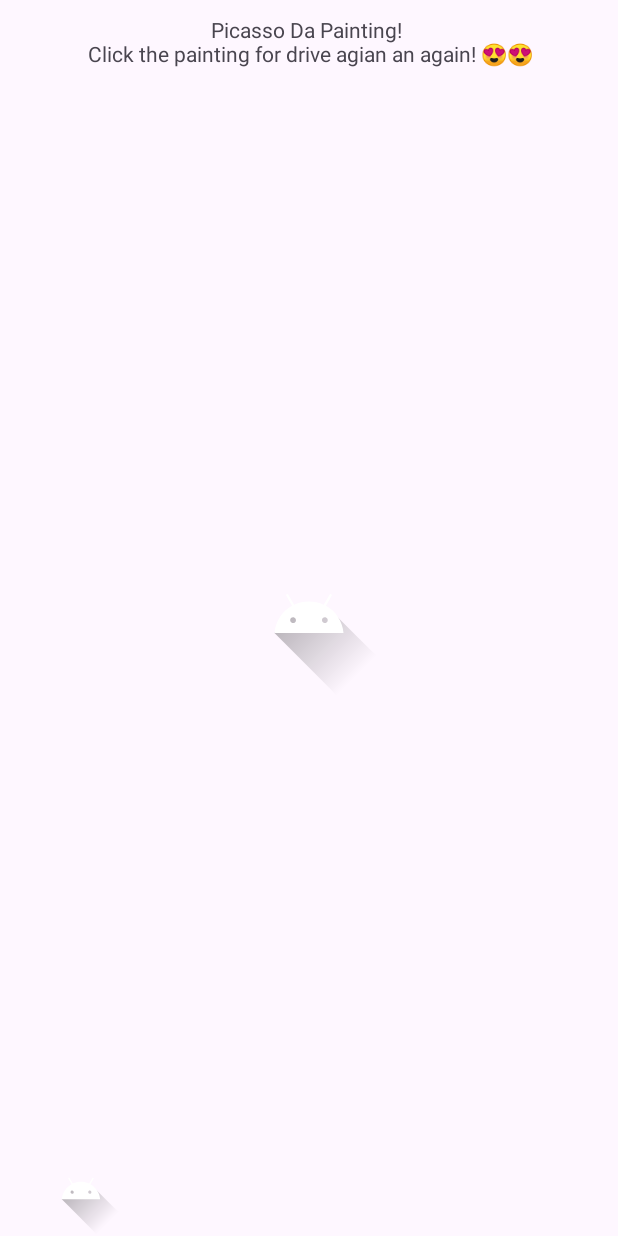
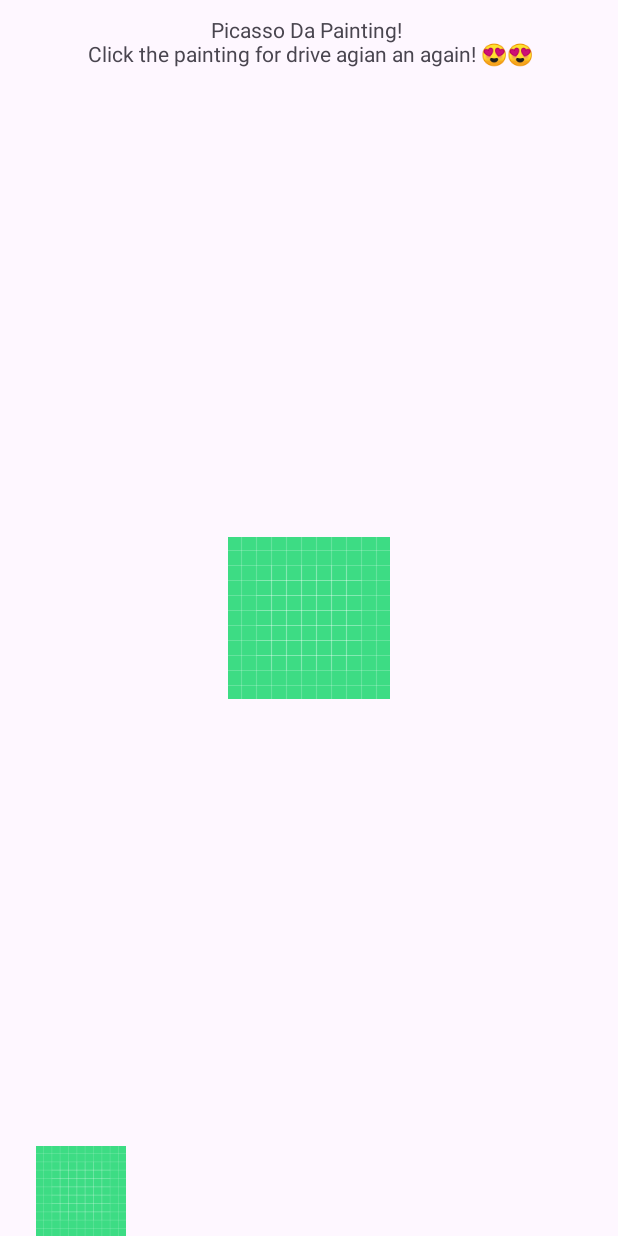
Before and after one commit to qdeskdev/HelloAndroid, an Android app: the screen it shows after launch (MainActivity), on a phone screen of 412 x 824 dp. Run offline under Robolectric (Android 15) with nearby library versions, the phone set to English and light mode, and no system bars; our stand-ins replace Picasso; libraries missing offline, so code that uses them is left out: com.qdesk.toasty; pictures from the network do not load; 7 statements that could not run were skipped.

```diff
--- a/app/build.gradle
+++ b/app/build.gradle
@@ -45,7 +45,7 @@ dependencies {
 
     implementation project(":myutils")
 
-    implementation 'com.github.qdeskdev:Android-Library:1.0'
+    implementation 'com.github.qdeskdev:Android-Library:1.0.2'
 
 
 }
--- a/app/src/main/AndroidManifest.xml
+++ b/app/src/main/AndroidManifest.xml
@@ -12,6 +12,7 @@
         android:label="@string/app_name"
         android:roundIcon="@mipmap/ic_launcher_round"
         android:supportsRtl="true"
+        android:networkSecurityConfig="@xml/network_security_config"
         android:theme="@style/Theme.HelloAndroid"
         tools:targetApi="31">
 
--- a/app/src/main/java/com/qdesk/helloandroid/MainActivity.java
+++ b/app/src/main/java/com/qdesk/helloandroid/MainActivity.java
@@ -7,65 +7,60 @@ import android.view.MotionEvent;
 import android.view.animation.Animation;
 import android.view.animation.AnimationUtils;
 import android.widget.ImageView;
+import android.widget.Toast;
 
-import androidx.activity.EdgeToEdge;
 import androidx.appcompat.app.AppCompatActivity;
-import androidx.core.graphics.Insets;
-import androidx.core.view.ViewCompat;
-import androidx.core.view.WindowInsetsCompat;
 
-import com.qdesk.myutils.Logger;
 import com.qdesk.toasty.Toaster;
 import com.squareup.picasso.Callback;
 import com.squareup.picasso.Picasso;
 
 public class MainActivity extends AppCompatActivity {
 
-    ImageView img,imgCar;
+    private ImageView img, imgCar;
+    private static final String PICASSO_IMAGE_URL = "https://gregcartmell.com/wp-content/uploads/2018/02/pablo-picasso-painting-2-742x1024.jpg";
+    private static final String CAR_IMAGE_URL = "https://static.vecteezy.com/system/resources/previews/023/524/637/non_2x/red-sport-car-design-transparent-background-free-png.png";
 
     @SuppressLint("ClickableViewAccessibility")
     @Override
     protected void onCreate(Bundle savedInstanceState) {
         super.onCreate(savedInstanceState);
-        EdgeToEdge.enable(this);
         setContentView(R.layout.activity_main);
-        ViewCompat.setOnApplyWindowInsetsListener(findViewById(R.id.main), (v, insets) -> {
-            Insets systemBars = insets.getInsets(WindowInsetsCompat.Type.systemBars());
-            v.setPadding(systemBars.left, systemBars.top, systemBars.right, systemBars.bottom);
-            return insets;
-        });
 
+        initializeViews();
+        setupToasts();
+        setupAnimations();
+        loadImages();
+    }
 
-        Logger.log("Hello from My Java Logger!");
-
-        Toaster.simpleToast(this,"Hello this is Android Library by qdeskdev");
-
-
+    private void initializeViews() {
         img = findViewById(R.id.img);
         imgCar = findViewById(R.id.imgCar);
+    }
 
-        Animation slideUp = AnimationUtils.loadAnimation(this,R.anim.slide_up);
+    private void setupToasts() {
+        // Simple toast
+        Toaster.show(this, "Hello from Toaster library!");
+
+        // Success toast (green background with checkmark)
+        Toaster.success(this, "Operation successful!");
+
+        // Error toast (red background with error icon)
+        Toaster.error(this, "Something went wrong");
+
+        // Warning toast (orange background with warning icon)
+        Toaster.warning(this, "Please check your input");
+
+        // Info toast (blue background with info icon)
+        Toaster.info(this, "New update available");
+    }
+
+    @SuppressLint("ClickableViewAccessibility")
+    private void setupAnimations() {
+        Animation slideUp = AnimationUtils.loadAnimation(this, R.anim.slide_up);
         Animation scaleUp = AnimationUtils.loadAnimation(this, R.anim.scale_up);
         Animation scaleDown = AnimationUtils.loadAnimation(this, R.anim.scale_down);
-
-        Animation slideRight = AnimationUtils.loadAnimation(this,R.anim.slide_right);
-
-
-        //Picasso image animation
-        Picasso.get().load("https://gregcartmell.com/wp-content/uploads/2018/02/pablo-picasso-painting-2-742x1024.jpg")
-                .placeholder(R.drawable.ic_launcher_foreground).noFade()
-                .into(img, new Callback() {
-                    @Override
-                    public void onSuccess() {
-                        img.startAnimation(slideUp);
-                    }
-
-                    @Override
-                    public void onError(Exception e) {
-                        Log.d("MainActivity","Exception"+e.getMessage());
-                    }
-                });
-
+        Animation slideRight = AnimationUtils.loadAnimation(this, R.anim.slide_right);
 
         img.setOnTouchListener((v, event) -> {
             if (event.getAction() == MotionEvent.ACTION_DOWN) {
@@ -76,20 +71,44 @@ public class MainActivity extends AppCompatActivity {
             }
             return true;
         });
+    }
 
-        // Car animation
-        Picasso.get().
-                load("https://static.vecteezy.com/system/resources/previews/023/524/637/non_2x/red-sport-car-design-transparent-background-free-png.png").
-                placeholder(R.drawable.ic_launcher_foreground).
-                into(imgCar, new Callback() {
+    private void loadImages() {
+        // Picasso image loading with better error handling
+        Picasso.get()
+                .load(PICASSO_IMAGE_URL)
+                .placeholder(R.drawable.ic_launcher_foreground)
+                .error(R.drawable.ic_launcher_background) // Add error placeholder
+                .into(img, new Callback() {
                     @Override
                     public void onSuccess() {
+                        Animation slideUp = AnimationUtils.loadAnimation(MainActivity.this, R.anim.slide_up);
+                        img.startAnimation(slideUp);
+                    }
+
+                    @Override
+                    public void onError(Exception e) {
+                        Log.e("MainActivity", "Picasso loading error: " + e.getMessage());
+                        Toaster.error(MainActivity.this, "Failed to load image");
+                    }
+                });
+
+        // Car image loading
+        Picasso.get()
+                .load(CAR_IMAGE_URL)
+                .placeholder(R.drawable.ic_launcher_foreground)
+                .error(R.drawable.ic_launcher_background)
+                .into(imgCar, new Callback() {
+                    @Override
+                    public void onSuccess() {
+                        Animation slideRight = AnimationUtils.loadAnimation(MainActivity.this, R.anim.slide_right);
                         imgCar.startAnimation(slideRight);
                     }
 
                     @Override
                     public void onError(Exception e) {
-                        Log.d("MainActivity","Exception"+e.getMessage());
+                        Log.e("MainActivity", "Car image loading error: " + e.getMessage());
+                        Toaster.error(MainActivity.this, "Failed to load car image");
                     }
                 });
     }
```
Also changed, not shown: app/src/main/res/xml/network_security_config.xml (added, +8 -0 lines).
